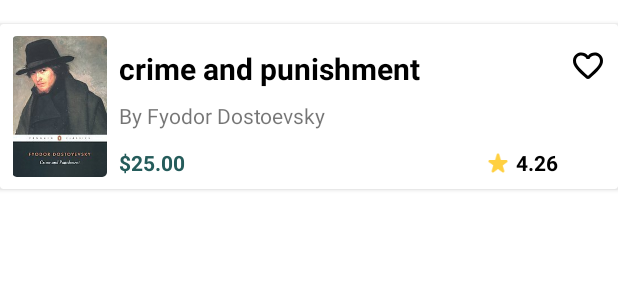
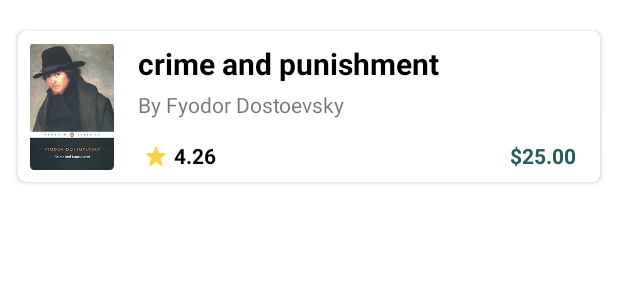
Before and after one commit to Negarnbkhti42/mobile-programming-HW2, an Android app: the layout layout_book_browse_card.xml on its own in the app's theme, with its tools: preview values and no code run, on a phone screen of 412 x 824 dp. Shown: the top 300 px of the screen. Run offline under Robolectric (Android 15) with nearby library versions, the phone set to English and light mode, and no system bars.

Commit message:
Refine card layout

```diff
--- a/app/src/main/res/layout/fragment_home.xml
+++ b/app/src/main/res/layout/fragment_home.xml
@@ -1,5 +1,6 @@
 <?xml version="1.0" encoding="utf-8"?>
-<FrameLayout xmlns:android="http://schemas.android.com/apk/res/android"
+<androidx.constraintlayout.widget.ConstraintLayout xmlns:android="http://schemas.android.com/apk/res/android"
+    xmlns:app="http://schemas.android.com/apk/res-auto"
     xmlns:tools="http://schemas.android.com/tools"
     android:layout_width="match_parent"
     android:layout_height="match_parent"
@@ -10,6 +11,18 @@
         android:id="@+id/btn_view_sample_book"
         android:layout_width="wrap_content"
         android:layout_height="wrap_content"
-        android:text="view sample book" />
+        android:layout_marginStart="112dp"
+        android:layout_marginTop="124dp"
+        android:text="view sample book"
+        app:layout_constraintStart_toStartOf="parent"
+        app:layout_constraintTop_toTopOf="parent" />
 
-</FrameLayout>
+    <include
+
+        android:id="@+id/sampleBook"
+        layout="@layout/layout_book_browse_card"
+        app:layout_constraintEnd_toEndOf="parent"
+        app:layout_constraintStart_toStartOf="parent"
+        app:layout_constraintTop_toTopOf="parent" />
+
+</androidx.constraintlayout.widget.ConstraintLayout>
--- a/app/src/main/res/layout/layout_book_browse_card.xml
+++ b/app/src/main/res/layout/layout_book_browse_card.xml
@@ -4,7 +4,12 @@
     xmlns:tools="http://schemas.android.com/tools"
     android:layout_width="match_parent"
     android:layout_height="110dp"
-    android:layout_marginTop="16dp">
+    android:layout_marginHorizontal="8dp"
+    android:layout_marginTop="16dp"
+    app:cardBackgroundColor="@android:color/white"
+    app:cardCornerRadius="5dp"
+    app:cardElevation="2dp"
+    app:cardUseCompatPadding="true">
 
     <androidx.constraintlayout.widget.ConstraintLayout
         android:layout_width="match_parent"
@@ -13,11 +18,11 @@
 
         <com.google.android.material.imageview.ShapeableImageView
             android:id="@+id/shapeableImageView"
-            android:layout_width="63dp"
+            android:layout_width="56dp"
             android:layout_height="wrap_content"
             android:layout_gravity="start"
-            android:layout_marginTop="8dp"
-            android:layout_marginBottom="8dp"
+            android:layout_marginTop="4dp"
+            android:layout_marginBottom="4dp"
             android:layout_weight="0.20"
             android:src="@drawable/sample_book_cover"
             app:layout_constraintBottom_toBottomOf="parent"
@@ -29,14 +34,13 @@
             android:id="@+id/linearLayout"
             android:layout_width="0dip"
             android:layout_height="wrap_content"
-            android:layout_marginStart="8dp"
-            android:layout_marginTop="8dp"
+            android:layout_marginStart="16dp"
             android:layout_marginEnd="8dp"
             android:layout_weight="0.80"
             android:orientation="vertical"
-            app:layout_constraintEnd_toStartOf="@+id/book_favorite_indicate"
+            app:layout_constraintEnd_toEndOf="parent"
             app:layout_constraintStart_toEndOf="@+id/shapeableImageView"
-            app:layout_constraintTop_toTopOf="parent">
+            app:layout_constraintTop_toTopOf="@+id/shapeableImageView">
 
 
             <TextView
@@ -52,7 +56,7 @@
             <TextView
                 android:layout_width="match_parent"
                 android:layout_height="wrap_content"
-                android:layout_marginTop="8dp"
+                android:layout_marginTop="4dp"
                 android:ellipsize="end"
                 android:maxLines="1"
                 android:text="@string/book_sample_author" />
@@ -62,29 +66,22 @@
             android:layout_width="0dip"
             android:layout_height="wrap_content"
             android:orientation="horizontal"
-            app:layout_constraintBottom_toBottomOf="parent"
+            app:layout_constraintBottom_toBottomOf="@+id/shapeableImageView"
             app:layout_constraintEnd_toEndOf="@+id/linearLayout"
             app:layout_constraintStart_toStartOf="@+id/linearLayout">
 
-            <TextView
+
+            <LinearLayout
                 android:layout_width="0dp"
                 android:layout_height="wrap_content"
                 android:layout_weight="1"
-                android:text="@string/book_sample_price"
-                android:textColor="?colorPrimary"
-                android:textStyle="bold" />
-
-            <LinearLayout
-                android:layout_width="wrap_content"
-                android:layout_height="wrap_content"
                 android:orientation="horizontal">
 
 
                 <ImageView
                     android:id="@+id/imageView3"
-                    android:layout_width="0dp"
+                    android:layout_width="wrap_content"
                     android:layout_height="match_parent"
-                    android:layout_weight="1"
                     app:srcCompat="@drawable/round_star_rate_24" />
 
                 <TextView
@@ -96,19 +93,14 @@
 
             </LinearLayout>
 
+            <TextView
+                android:layout_width="wrap_content"
+                android:layout_height="wrap_content"
+                android:text="@string/book_sample_price"
+                android:textColor="?colorPrimary"
+                android:textStyle="bold" />
+
         </LinearLayout>
-
-        <ImageButton
-            android:id="@+id/book_favorite_indicate"
-            android:layout_width="wrap_content"
-            android:layout_height="wrap_content"
-            android:adjustViewBounds="true"
-            android:background="?attr/selectableItemBackgroundBorderless"
-            android:contentDescription="@string/settings"
-            android:scaleType="fitCenter"
-            app:layout_constraintEnd_toEndOf="parent"
-            app:layout_constraintTop_toTopOf="@+id/linearLayout"
-            app:srcCompat="@drawable/round_favorite_border_24" />
 
     </androidx.constraintlayout.widget.ConstraintLayout>
 </androidx.cardview.widget.CardView>
```
